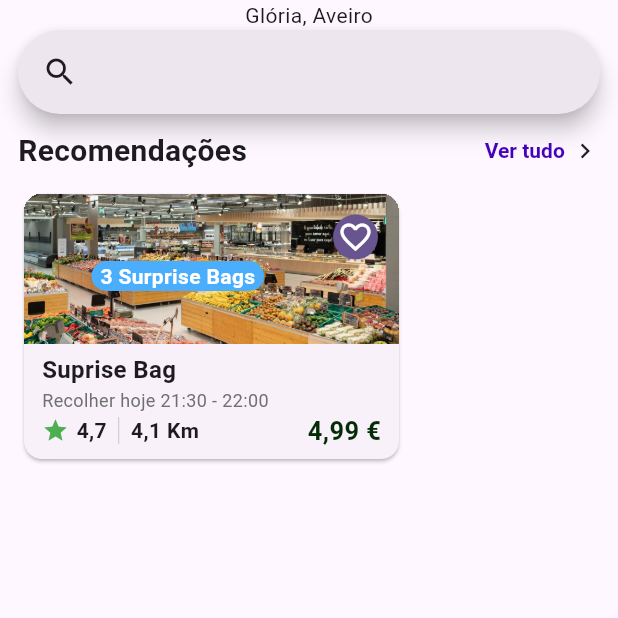
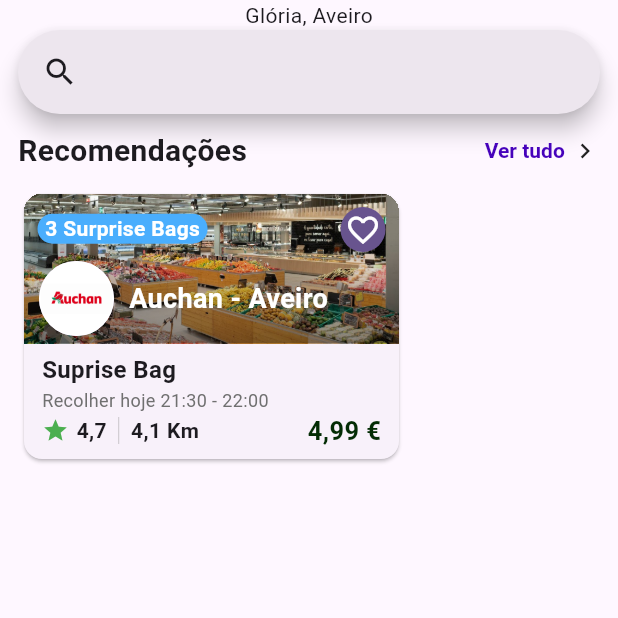
Before and after one commit to Migas77/homework_cm, a Flutter app: the screen it shows after launch, on a phone screen of 412 x 824 dp, the top half of it. Run offline on Flutter 3.47's test engine with Material 3 defaults, Android fonts, the phone set to English and light mode, and no system bars.

Commit message:
card done

```diff
--- a/lib/main.dart
+++ b/lib/main.dart
@@ -88,10 +88,29 @@
                                 children: [
                                   Stack(
                                     children: [
+                                      // Image
                                       Image.asset("assets/images/AuchanAveiro.jpg", fit: BoxFit.cover, width: 250, height: 100),
+                                      // Image's gradient
+                                      Positioned(child:
+                                        Container(
+                                          width: 250,
+                                          height: 100,
+                                          decoration: const BoxDecoration(
+                                            color: Colors.white,
+                                            gradient: LinearGradient(
+                                              begin: AlignmentDirectional.bottomCenter,
+                                              end: AlignmentDirectional.topCenter,
+                                              colors: [
+                                                Color.fromARGB(120, 0, 0, 0),
+                                                Colors.transparent
+                                              ],
+                                              stops: [0.0, 0.7]
+                                            )
+                                          )
+                                        )
+                                      ),
                                       Positioned(
-                                        top: 5,
-                                        right: 5,
+                                        right: 0,
                                         child: IconButton.filled(
                                           padding: const EdgeInsets.all(3),
                                           constraints: const BoxConstraints(maxHeight: 36),
@@ -105,12 +124,13 @@
                                           highlightColor: Colors.transparent,
                                         )
                                       ),
+
+
                                       Positioned(
-                                        top: 5,
-                                        left: 5,
+                                        top: 13.5,
+                                        left: 9,
                                         child: Container(
-                                          margin: const EdgeInsets.all(40),
-                                          width: 115,
+                                          padding: const EdgeInsets.symmetric(horizontal: 5),
                                           height: 20,
                                           alignment: Alignment.center,
                                           decoration: BoxDecoration(
@@ -127,7 +147,27 @@
                                           ),
                                         )
 
-                                      )
+                                      ),
+
+                                      const Positioned(
+                                        left: 10,
+                                        bottom: 5,
+                                        child: Row(
+                                          children: [
+                                            CircleAvatar(
+                                              radius: 25,
+                                              backgroundImage: AssetImage("assets/images/auchan_logo.jpg"),
+                                            ),
+                                            SizedBox(width: 10),
+                                            Text("Auchan - Aveiro", style: TextStyle(
+                                              fontWeight: FontWeight.w700,
+                                              fontSize: 18,
+                                              color: Colors.white
+                                            )),
+                                          ],
+                                        ),
+                                      ),
+
 
 
                                     ]
```
Also changed, not shown: assets/images/auchan_logo.jpg (added).
